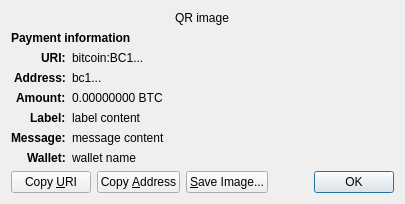
Old version of the form src/qt/forms/receiverequestdialog.ui in the repository willyjin17/coin.
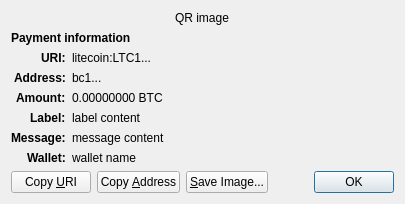
New version of the form. Custom widgets are drawn as their Qt base class.

Commit message: Litecoin: Branding

```diff
--- a/src/qt/forms/receiverequestdialog.ui
+++ b/src/qt/forms/receiverequestdialog.ui
@@ -65,7 +65,7 @@
    <item row="2" column="1" alignment="Qt::AlignTop">
     <widget class="QLabel" name="uri_content">
      <property name="text">
-      <string notr="true">bitcoin:BC1...</string>
+      <string notr="true">litecoin:LTC1...</string>
      </property>
      <property name="textFormat">
       <enum>Qt::RichText</enum>
```
The commit also changes 1 other file.
